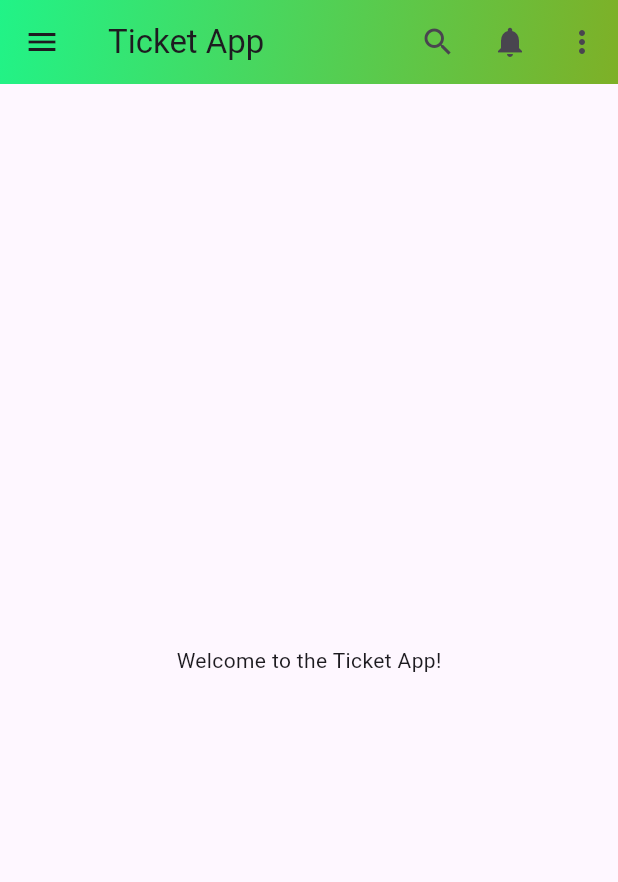
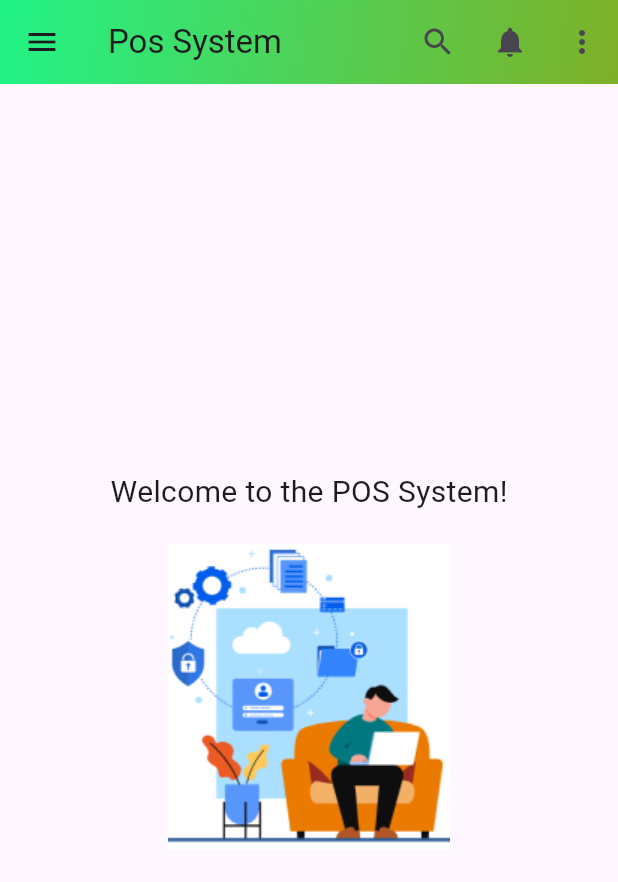
Before and after one commit to Harsha24798/ticket_app, a Flutter app: the screen it shows after launch, on a phone screen of 412 x 824 dp. Shown: the top 882 px of the screen. Run offline on Flutter 3.47's test engine with Material 3 defaults, Android fonts, the phone set to English and light mode, and no system bars; our stand-ins replace flutter_svg.

```diff
--- a/lib/main.dart
+++ b/lib/main.dart
@@ -1,4 +1,5 @@
 import 'package:flutter/material.dart';
+import 'package:flutter_svg/svg.dart';
 
 void main() {
   runApp(const MyApp());
@@ -9,9 +10,7 @@ class MyApp extends StatelessWidget {
 
   @override
   Widget build(BuildContext context) {
-    return MaterialApp(
-      home: MyHomePage()
-    );
+    return MaterialApp(home: MyHomePage());
   }
 }
 
@@ -51,17 +50,27 @@ class MyHomePage extends StatelessWidget {
         flexibleSpace: Container(
           decoration: BoxDecoration(
             gradient: LinearGradient(
-              colors: [const Color.fromARGB(255, 33, 243, 135), const Color.fromARGB(255, 126, 176, 39)],
+              colors: [
+                const Color.fromARGB(255, 33, 243, 135),
+                const Color.fromARGB(255, 126, 176, 39),
+              ],
               begin: Alignment.topLeft,
               end: Alignment.bottomRight,
             ),
           ),
         ),
-        title: Text('Ticket App'),
+        title: Text('Pos System'),
         backgroundColor: Colors.blueAccent,
       ),
       body: Center(
-        child: Text('Welcome to the Ticket App!'),
+        child: Column(
+          mainAxisSize: MainAxisSize.min,
+          children: [
+            Text('Welcome to the POS System!', style: TextStyle(fontSize: 20)),
+            SizedBox(height: 20),
+            Image(image: AssetImage('assets/login.jpg'), fit: BoxFit.cover),
+          ],
+        ),
       ),
     );
   }
```
Also changed, not shown: pubspec.yaml (+5 -5 lines), assets/login.jpg (added), assets/onboarding.svg (added), pubspec.lock.
